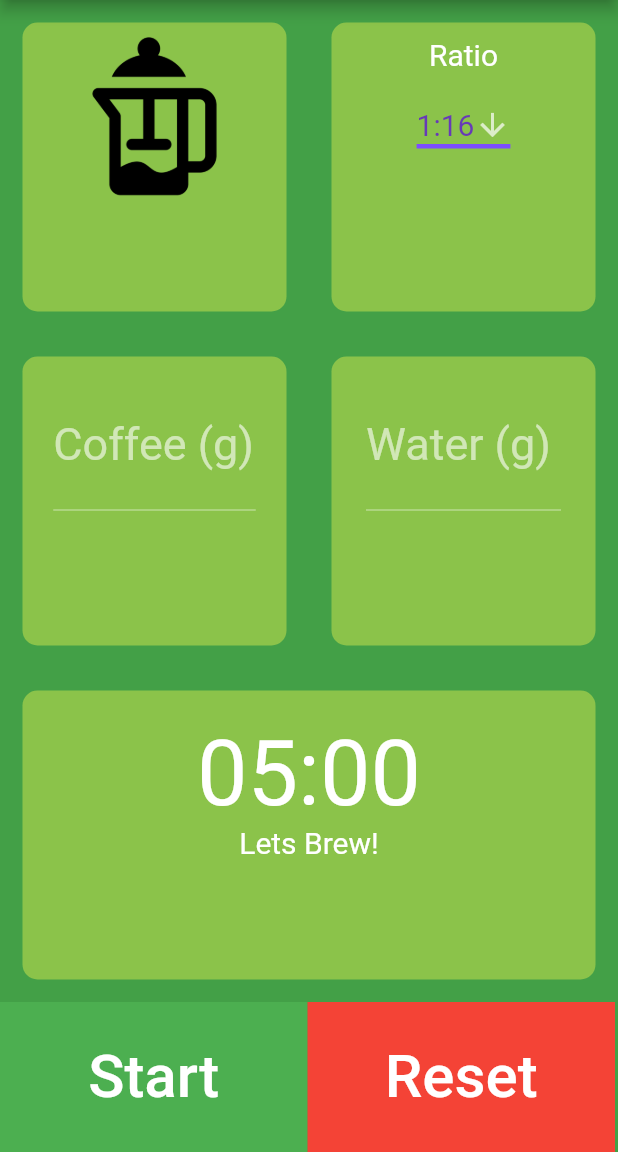
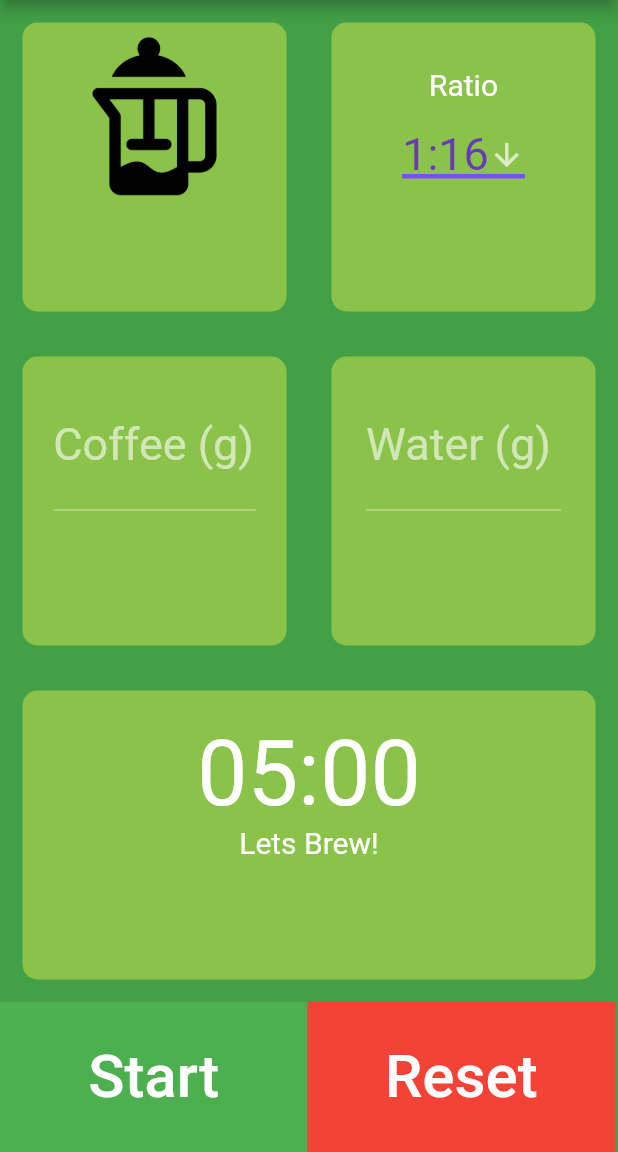
Before and after one commit to jlcamacho-dev/koffeem8, a Flutter app: the screen it shows after launch, on a phone screen of 412 x 824 dp, the part 84-1236 px from its top. Run offline on Flutter 3.47's test engine with Material 2 defaults, Android fonts, the phone set to English and light mode, and no system bars.

Commit message:
refined UI for ratio picker

```diff
--- a/koffeem8_app/lib/InputPage.dart
+++ b/koffeem8_app/lib/InputPage.dart
@@ -100,7 +100,7 @@ class _InputPageState extends State<InputPage> {
                     cardChild: Column(
                       children: <Widget>[
                         SizedBox(
-                          height: 10.0,
+                          height: 30.0,
                         ),
                         Container(
                           child: Text(
@@ -150,7 +150,7 @@ class _InputPageState extends State<InputPage> {
                                   child: Text(
                                     value,
                                     style: TextStyle(
-                                      fontSize: 20.0,
+                                      fontSize: 30.0,
                                     ),
                                   ),
                                 );
```
